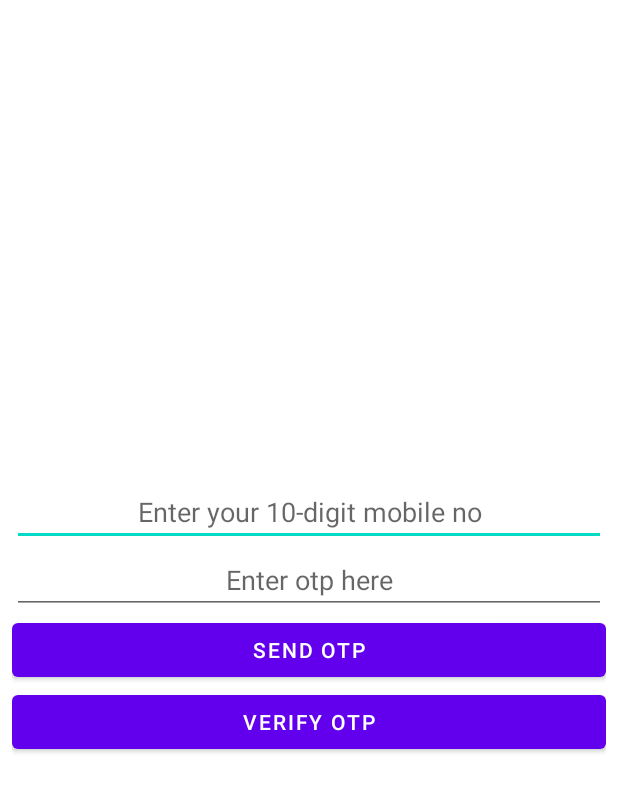
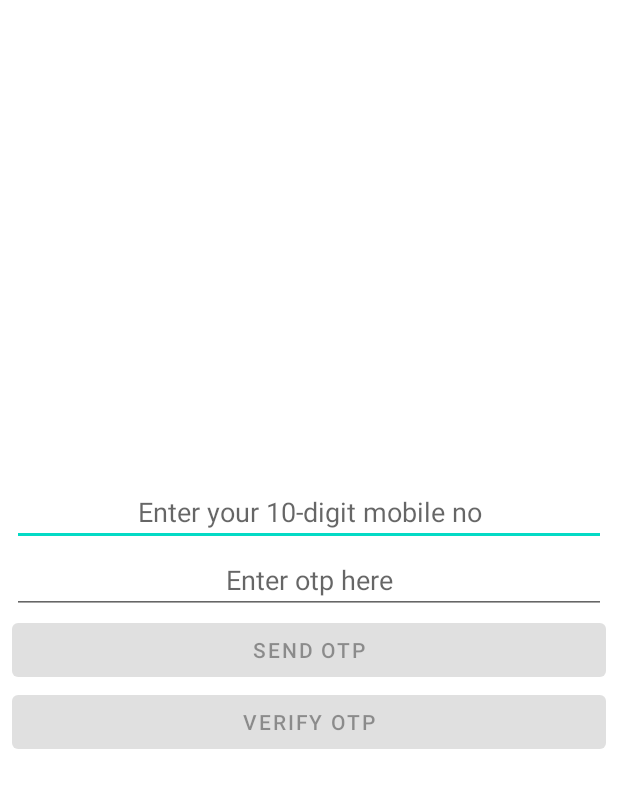
Before and after one commit to vetkolisanket/firebase-chat, an Android app: the layout activity_login.xml on its own in the app's theme, with its tools: preview values and no code run, on a phone screen of 412 x 824 dp. Shown: the top 792 px of the screen. Run offline under Robolectric (Android 15) with nearby library versions, the phone set to English and light mode, and no system bars.

Commit message:
006: Added show/hide enable/disable logic to views in login activity

```diff
--- a/app/src/main/res/layout/activity_login.xml
+++ b/app/src/main/res/layout/activity_login.xml
@@ -4,8 +4,8 @@
     xmlns:tools="http://schemas.android.com/tools"
     android:layout_width="match_parent"
     android:layout_height="match_parent"
-    tools:context=".LoginActivity"
-    android:padding="8dp">
+    android:padding="8dp"
+    tools:context=".LoginActivity">
 
     <EditText
         android:id="@+id/etPhoneNo"
@@ -14,7 +14,7 @@
         android:gravity="center"
         android:hint="@string/enter_your_mobile_no"
         android:inputType="phone"
-        android:maxLength="10"
+        android:maxLength="13"
         app:layout_constraintBottom_toTopOf="@+id/etOtp"
         app:layout_constraintEnd_toEndOf="parent"
         app:layout_constraintHorizontal_bias="0.5"
@@ -29,16 +29,20 @@
         android:gravity="center"
         android:hint="@string/enter_otp_here"
         android:inputType="phone"
+        android:maxLength="6"
+        android:visibility="gone"
         app:layout_constraintBottom_toTopOf="@+id/btnSendOtp"
         app:layout_constraintEnd_toEndOf="parent"
         app:layout_constraintHorizontal_bias="0.5"
         app:layout_constraintStart_toStartOf="parent"
-        app:layout_constraintTop_toBottomOf="@+id/etPhoneNo" />
+        app:layout_constraintTop_toBottomOf="@+id/etPhoneNo"
+        tools:visibility="visible" />
 
     <Button
         android:id="@+id/btnSendOtp"
         android:layout_width="0dp"
         android:layout_height="wrap_content"
+        android:enabled="false"
         android:text="@string/send_otp"
         app:layout_constraintBottom_toTopOf="@+id/btnVerifyOtp"
         app:layout_constraintEnd_toEndOf="parent"
@@ -50,11 +54,14 @@
         android:id="@+id/btnVerifyOtp"
         android:layout_width="0dp"
         android:layout_height="wrap_content"
+        android:enabled="false"
         android:text="@string/verify_otp"
+        android:visibility="gone"
         app:layout_constraintBottom_toBottomOf="parent"
         app:layout_constraintEnd_toEndOf="parent"
         app:layout_constraintHorizontal_bias="0.5"
         app:layout_constraintStart_toStartOf="parent"
-        app:layout_constraintTop_toBottomOf="@+id/btnSendOtp" />
+        app:layout_constraintTop_toBottomOf="@+id/btnSendOtp"
+        tools:visibility="visible" />
 
 </androidx.constraintlayout.widget.ConstraintLayout>
```
Also changed, not shown: app/src/main/java/com/sanket/firebasechat/LoginActivity.kt (+53 -12 lines), 1 other file.
